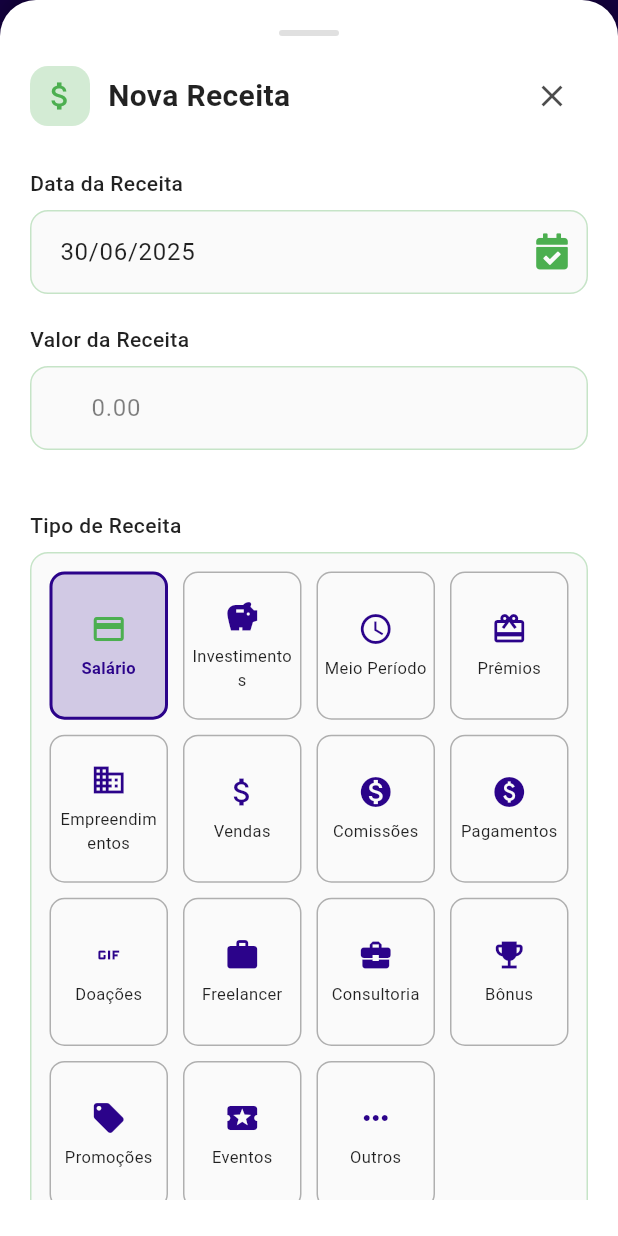
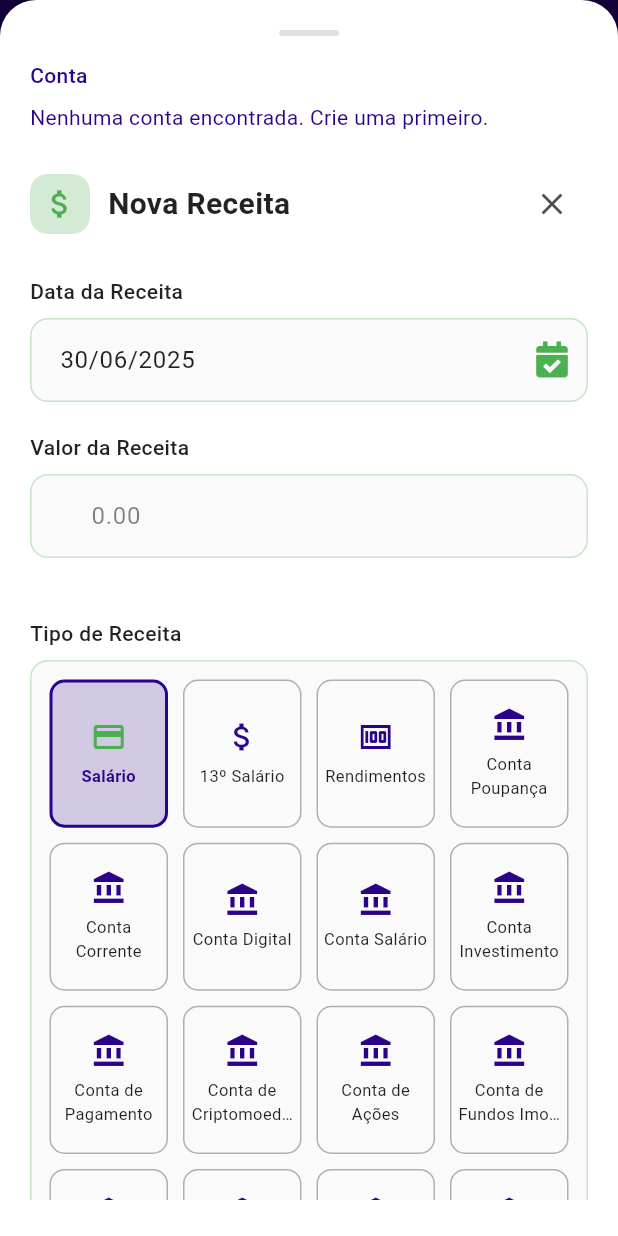
Before and after one commit to jhonnylucius/economize, a Flutter app: the RevenuesScreen screen opened by its route, after a tap on "Adicionar Receita", on a phone screen of 412 x 824 dp. Run offline on Flutter 3.47's test engine with Material 3 defaults, Android fonts, the phone set to English and light mode, and no system bars; our stand-ins replace fl_chart, flutter_local_notifications, logger, mask_text_input_formatter, pdf, percent_indicator and 6 more; accounts and stored records are empty.

Commit message:
feat: adicionar seletor de conta na tela de receitas e otimizar carregamento de dados

```diff
--- a/lib/screen/revenues_screen.dart
+++ b/lib/screen/revenues_screen.dart
@@ -1,13 +1,14 @@
+import 'package:economize/accounts/model/account_model.dart';
+import 'package:economize/accounts/service/account_service.dart';
 import 'package:economize/animations/fade_animation.dart';
 import 'package:economize/animations/glass_container.dart';
 import 'package:economize/animations/scale_animation.dart';
 import 'package:economize/animations/slide_animation.dart';
 import 'package:economize/features/financial_education/utils/currency_input_formatter.dart';
 import 'package:economize/icons/my_flutter_app_icons.dart';
+import 'package:economize/model/revenues.dart';
 import 'package:economize/model/gamification/achievement.dart';
-import 'package:economize/model/revenues.dart';
 import 'package:economize/screen/responsive_screen.dart';
-import 'package:economize/service/gamification/achievement_checker.dart';
 import 'package:economize/service/gamification/achievement_service.dart';
 import 'package:economize/service/revenues_service.dart';
 import 'package:economize/theme/app_themes.dart';
@@ -35,20 +36,38 @@ class _RevenuesScreenState extends State<RevenuesScreen>
   List<Revenues> listRevenues = [];
   final GlobalKey<FormState> _formKey = GlobalKey<FormState>();
   final RevenuesService _revenuesService = RevenuesService();
+  final AccountService _accountService = AccountService(); // Adicionado
   bool _isLoading = false;
   bool _isFiltering = false;
   String _searchQuery = '';
   DateTime? _startDate;
   DateTime? _endDate;
   late AnimationController _animationController;
-  // chaves para tutorial
   final GlobalKey _helpKey = GlobalKey();
 
-  final brazilianCurrency =
-      NumberFormat.currency(locale: 'pt_BR', symbol: 'R\$');
-
+  final _currencyFormat = NumberFormat.currency(locale: 'pt_BR', symbol: 'R\$');
+
+  // ... (sua lista de categorias de receita permanece a mesma) ...
   static const List<Map<String, dynamic>> _categoriasReceita = [
     {'icon': Icons.credit_card, 'name': 'Salário'},
+    {'icon': Icons.attach_money, 'name': '13º Salário'},
+    {'icon': Icons.money, 'name': 'Rendimentos'},
+    {'icon': Icons.account_balance, 'name': 'Conta Poupança'},
+    {'icon': Icons.account_balance, 'name': 'Conta Corrente'},
+    {'icon': Icons.account_balance, 'name': 'Conta Digital'},
+    {'icon': Icons.account_balance, 'name': 'Conta Salário'},
+    {'icon': Icons.account_balance, 'name': 'Conta Investimento'},
+    {'icon': Icons.account_balance, 'name': 'Conta de Pagamento'},
+    {'icon': Icons.account_balance, 'name': 'Conta de Criptomoedas'},
+    {'icon': Icons.account_balance, 'name': 'Conta de Ações'},
+    {'icon': Icons.account_balance, 'name': 'Conta de Fundos Imobiliários'},
+    {'icon': Icons.account_balance, 'name': 'Conta de Previdência Privada'},
+    {'icon': Icons.account_balance, 'name': 'Conta de Tesouro Direto'},
+    {'icon': Icons.account_balance, 'name': 'Conta de CDB/LCI/LCA'},
+    {'icon': Icons.account_balance, 'name': 'Conta de Poupança Digital'},
+    {'icon': Icons.account_balance_wallet, 'name': 'Carteira'},
+    {'icon': Icons.receipt, 'name': 'Reembolsos'},
+    {'icon': Icons.business_center, 'name': 'Emprego'},
     {'icon': Icons.savings, 'name': 'Investimentos'},
     {'icon': Icons.schedule, 'name': 'Meio Período'},
     {'icon': Icons.card_giftcard, 'name': 'Prêmios'},
@@ -87,11 +106,17 @@ class _RevenuesScreenState extends State<RevenuesScreen>
       final revenues = await _revenuesService.getAllRevenues();
       // Ordenar por data, mais recente primeiro
       revenues.sort((a, b) => b.data.compareTo(a.data));
-      setState(() => listRevenues = revenues);
+      if (mounted) {
+        setState(() => listRevenues = revenues);
+      }
     } catch (e) {
-      _showErrorDialog('Erro ao carregar receitas: $e');
+      if (mounted) {
+        _showErrorDialog('Erro ao carregar receitas: $e');
+      }
     } finally {
-      setState(() => _isLoading = false);
+      if (mounted) {
+        setState(() => _isLoading = false);
+      }
     }
   }
 
@@ -952,7 +977,7 @@ class _RevenuesScreenState extends State<RevenuesScreen>
               ),
               const SizedBox(height: 8),
               Text(
-                brazilianCurrency.format(totalValue), // ✅ DEPOIS
+                _currencyFormat.format(totalValue), // ✅ DEPOIS
                 style: TextStyle(
                   color: textColor,
                   fontWeight: FontWeight.bold,
@@ -1221,7 +1246,7 @@ class _RevenuesScreenState extends State<RevenuesScreen>
                           borderRadius: BorderRadius.circular(8),
                         ),
                         child: Text(
-                          brazilianCurrency.format(revenue.preco), // ✅ DEPOIS
+                          _currencyFormat.format(revenue.preco), // ✅ DEPOIS
                           style: const TextStyle(
                             fontWeight: FontWeight.bold,
                             fontSize: 16,
@@ -1412,6 +1437,8 @@ class _RevenuesScreenState extends State<RevenuesScreen>
     );
     String selectedTipo = model?.tipoReceita ?? _categoriasReceita[0]['name'];
 
+    int? _selectedAccountId = model?.accountId;
+
     final dateFormatter = MaskTextInputFormatter(
       mask: '##/##/####',
       filter: {"#": RegExp(r'[0-9]')},
@@ -1462,6 +1489,77 @@ class _RevenuesScreenState extends State<RevenuesScreen>
                         ),
                       ),
                       const SizedBox(height: 16),
+
+                      // --- NOVO WIDGET: SELETOR DE CONTA ---
+                      Text('Conta',
+                          style: TextStyle(
+                              fontSize: 14, fontWeight: FontWeight.w500)),
+                      const SizedBox(height: 8),
+                      FutureBuilder<List<Account>>(
+                        future: _accountService.getAllAccounts(),
+                        builder: (context, snapshot) {
+                          if (snapshot.connectionState ==
+                              ConnectionState.waiting) {
+                            return const Center(
+                                child: CircularProgressIndicator());
+                          }
+                          if (!snapshot.hasData || snapshot.data!.isEmpty) {
+                            return const Text(
+                                'Nenhuma conta encontrada. Crie uma primeiro.');
+                          }
+                          final accounts = snapshot.data!;
+                          if (_selectedAccountId != null &&
+                              !accounts
+                                  .any((acc) => acc.id == _selectedAccountId)) {
+                            _selectedAccountId = null;
+                          }
+
+                          return DropdownButtonFormField<int>(
+                            value: _selectedAccountId,
+                            isExpanded: true,
+                            hint: const Text('Selecione uma conta'),
+                            decoration: InputDecoration(
+                              prefixIcon: const Icon(Icons.account_balance),
+                              filled: true,
+                              fillColor: Colors.grey.shade50,
+                              border: OutlineInputBorder(
+                                  borderRadius: BorderRadius.circular(12),
+                                  borderSide:
+                                      BorderSide(color: Colors.grey.shade300)),
+                              enabledBorder: OutlineInputBorder(
+                                  borderRadius: BorderRadius.circular(12),
+                                  borderSide:
+                                      BorderSide(color: Colors.grey.shade300)),
+                            ),
+                            items: accounts.map((account) {
+                              return DropdownMenuItem<int>(
+                                value: account.id,
+                                child: Row(
+                                  children: [
+                                    Icon(
+                                        IconData(account.icon,
+                                            fontFamily: 'MaterialIcons'),
+                                        size: 20),
+                                    const SizedBox(width: 8),
+                                    Text(account.name),
+                                  ],
+                                ),
+                              );
+                            }).toList(),
+                            onChanged: (value) {
+                              setState(() {
+                                _selectedAccountId = value;
+                              });
+                            },
+                            validator: (value) => value == null
+                                ? 'Por favor, selecione uma conta.'
+                                : null,
+                          );
+                        },
+                      ),
+                      // --- FIM DO NOVO WIDGET ---
+
+                      const SizedBox(height: 24),
 
                       // Cabeçalho
                       Row(
@@ -1811,6 +1909,8 @@ class _RevenuesScreenState extends State<RevenuesScreen>
                                     preco: valorNumerico, // ✅ VALOR CORRETO
                                     descricaoDaReceita: selectedTipo,
                                     tipoReceita: selectedTipo,
+                                    accountId:
+                                        _selectedAccountId, // <-- PASSANDO O ID DA CONTA
                                   );
 
                                   try {
```
